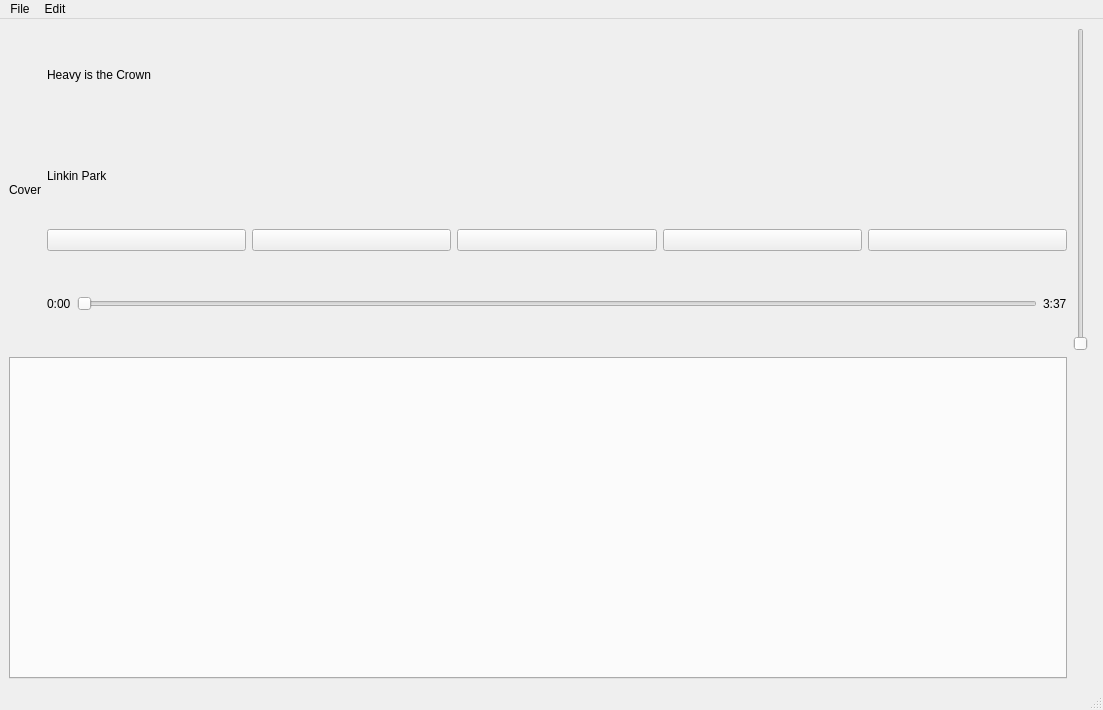
The window that ui/MainWindow.ui (nichilum/nimamp) describes before a commit, drawn with Qt 5.
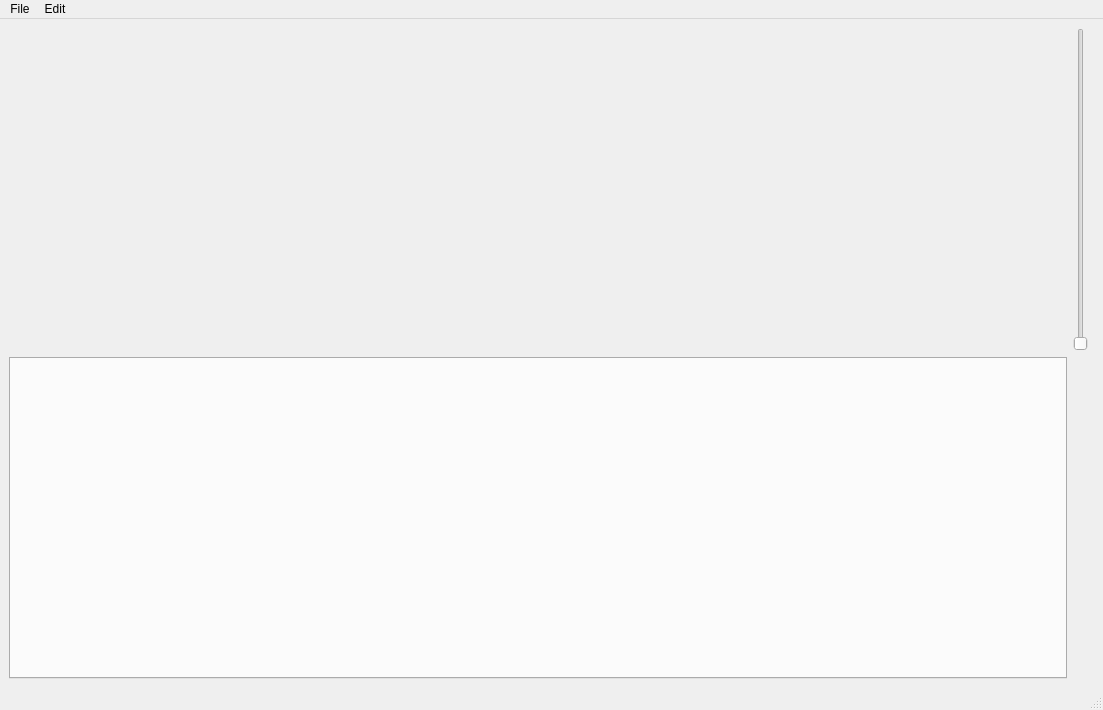
The same window after the commit. Icons and pictures are not drawn.

Commit message: refactor transport section

The edit to the form file:
```diff
--- a/ui/MainWindow.ui
+++ b/ui/MainWindow.ui
@@ -15,146 +15,6 @@
   </property>
   <widget class="QWidget" name="centralwidget">
    <layout class="QGridLayout" name="gridLayout_2">
-    <item row="0" column="0">
-     <layout class="QHBoxLayout" name="horizontalLayout">
-      <item>
-       <layout class="QVBoxLayout" name="verticalLayout_3"/>
-      </item>
-      <item>
-       <widget class="QLabel" name="coverLabel">
-        <property name="sizePolicy">
-         <sizepolicy hsizetype="Preferred" vsizetype="Preferred">
-          <horstretch>0</horstretch>
-          <verstretch>0</verstretch>
-         </sizepolicy>
-        </property>
-        <property name="text">
-         <string>Cover</string>
-        </property>
-        <property name="scaledContents">
-         <bool>false</bool>
-        </property>
-       </widget>
-      </item>
-      <item>
-       <layout class="QVBoxLayout" name="verticalLayout">
-        <item>
-         <widget class="QLabel" name="songNameLabel">
-          <property name="text">
-           <string>Heavy is the Crown</string>
-          </property>
-         </widget>
-        </item>
-        <item>
-         <widget class="QLabel" name="artistNameLabel">
-          <property name="text">
-           <string>Linkin Park</string>
-          </property>
-         </widget>
-        </item>
-        <item>
-         <layout class="QHBoxLayout" name="horizontalLayout_2">
-          <item>
-           <widget class="QPushButton" name="shuffleButton">
-            <property name="text">
-             <string/>
-            </property>
-            <property name="icon">
-             <iconset>
-              <normaloff>../resources/shuffle.svg</normaloff>../resources/shuffle.svg</iconset>
-            </property>
-           </widget>
-          </item>
-          <item>
-           <widget class="QPushButton" name="prevButton">
-            <property name="text">
-             <string/>
-            </property>
-            <property name="icon">
-             <iconset>
-              <normaloff>../resources/skip-back.svg</normaloff>../resources/skip-back.svg</iconset>
-            </property>
-           </widget>
-          </item>
-          <item>
-           <widget class="QPushButton" name="playButton">
-            <property name="styleSheet">
-             <string notr="true"/>
-            </property>
-            <property name="text">
-             <string/>
-            </property>
-            <property name="icon">
-             <iconset>
-              <normaloff>../resources/play.svg</normaloff>../resources/play.svg</iconset>
-            </property>
-           </widget>
-          </item>
-          <item>
-           <widget class="QPushButton" name="nextButton">
-            <property name="text">
-             <string/>
-            </property>
-            <property name="icon">
-             <iconset>
-              <normaloff>../resources/skip-forward.svg</normaloff>../resources/skip-forward.svg</iconset>
-            </property>
-           </widget>
-          </item>
-          <item>
-           <widget class="QPushButton" name="loopButton">
-            <property name="text">
-             <string/>
-            </property>
-            <property name="icon">
-             <iconset>
-              <normaloff>../resources/repeat.svg</normaloff>../resources/repeat.svg</iconset>
-            </property>
-            <property name="autoRepeat">
-             <bool>false</bool>
-            </property>
-            <property name="autoDefault">
-             <bool>false</bool>
-            </property>
-            <property name="default">
-             <bool>false</bool>
-            </property>
-            <property name="flat">
-             <bool>false</bool>
-            </property>
-           </widget>
-          </item>
-         </layout>
-        </item>
-        <item>
-         <layout class="QHBoxLayout" name="horizontalLayout_3">
-          <item>
-           <widget class="QLabel" name="currentTimeLabel">
-            <property name="text">
-             <string>0:00</string>
-            </property>
-           </widget>
-          </item>
-          <item>
-           <widget class="QSlider" name="seekSlider">
-            <property name="orientation">
-             <enum>Qt::Orientation::Horizontal</enum>
-            </property>
-           </widget>
-          </item>
-          <item>
-           <widget class="QLabel" name="durationLabel">
-            <property name="text">
-             <string>3:37</string>
-            </property>
-           </widget>
-          </item>
-         </layout>
-        </item>
-       </layout>
-      </item>
-     </layout>
-    </item>
     <item row="0" column="2">
      <widget class="QSlider" name="volumeSlider">
       <property name="maximum">
@@ -196,6 +56,9 @@
     <item row="1" column="3">
      <widget class="QWidget" name="playlistViewWidgetPlaceholder" native="true"/>
     </item>
+    <item row="0" column="0">
+     <widget class="QWidget" name="transportWidgetPlaceholder" native="true"/>
+    </item>
    </layout>
   </widget>
   <widget class="QMenuBar" name="menubar">
```
The commit also changes 6 other files.
